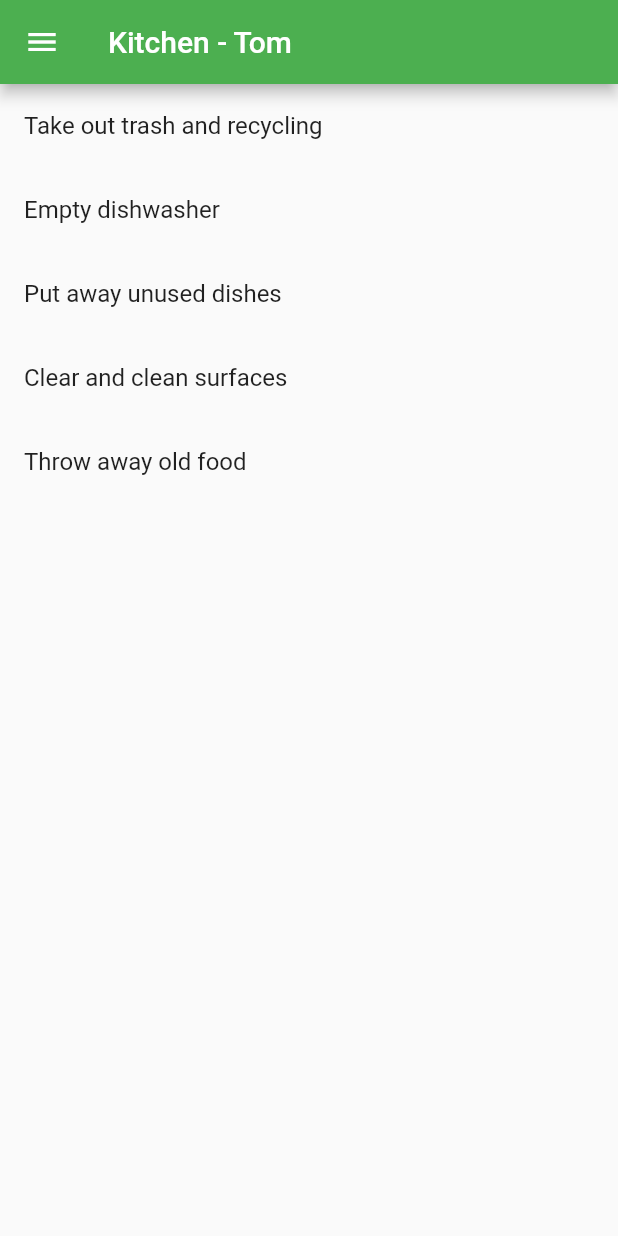
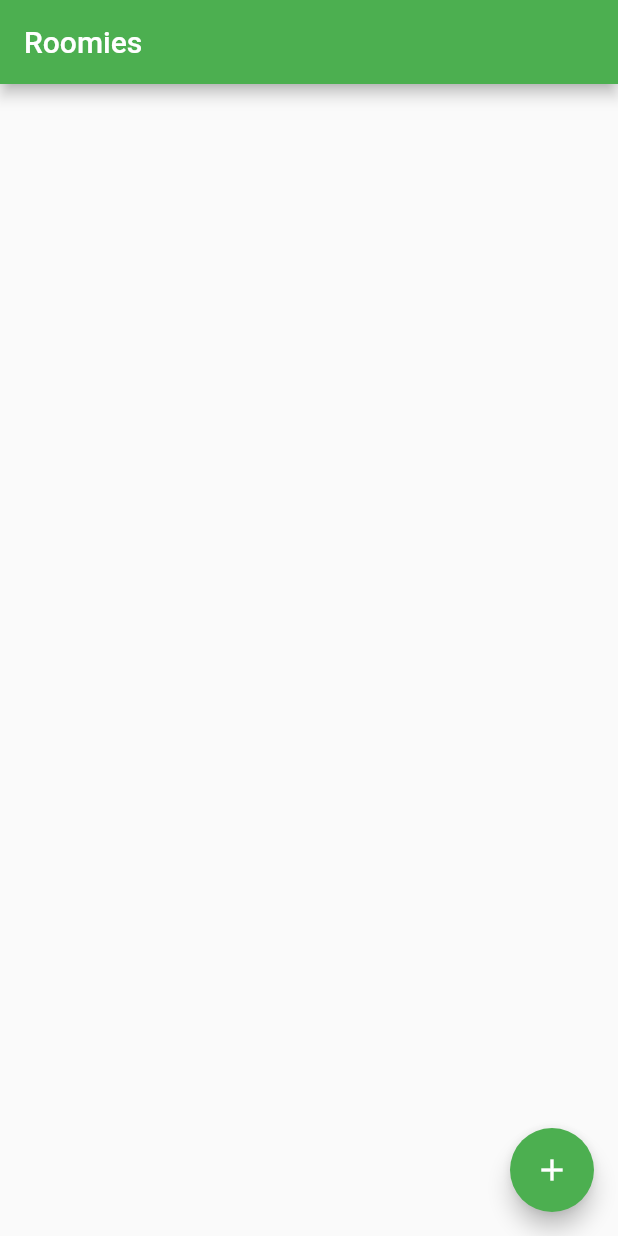
Before and after one commit to EdDT-Phi/rommies, a Flutter app: the screen it shows after launch, after a tap on "Tom", on a phone screen of 412 x 824 dp. Run offline on Flutter 3.47's test engine with Material 2 defaults, Android fonts, the phone set to English and light mode, and no system bars; our stand-ins replace firebase_database, shared_preferences; accounts and stored records are empty.

Commit message:
Completely rework the app, changed to task focused instead of area focused

```diff
--- a/lib/dates.dart
+++ /dev/null
@@ -1,6 +0,0 @@
-class RoomieDates {
-  static int get weekNum =>
-     ((DateTime.now().millisecondsSinceEpoch -
-          DateTime(2020, 5, 5).millisecondsSinceEpoch) ~/
-          (7 * 24 * 60 * 60 * 1000)) + 1;
-}
--- /dev/null
+++ b/lib/firebase_controller.dart
@@ -0,0 +1,19 @@
+import 'package:firebase_database/firebase_database.dart';
+
+import 'task.dart';
+
+class FirebaseController {
+  static DatabaseReference get allAreas =>
+      FirebaseDatabase.instance.reference().child('areas');
+
+  static DatabaseReference area(String areaName) => allAreas.child(areaName);
+
+  static void newArea(TaskArea taskArea) =>
+      area(taskArea.areaName).set(taskArea.toMap());
+
+  static DatabaseReference task(String areaName, String taskName) =>
+      area(areaName).child('tasks').child(taskName);
+
+  static void newTask(String areaName, Task newTask) =>
+      task(areaName, newTask.taskName).set(newTask.toMap());
+}
--- a/lib/home.dart
+++ b/lib/home.dart
@@ -1,170 +1,118 @@
 import 'package:firebase_database/firebase_database.dart';
 import 'package:flutter/material.dart';
+import 'package:roomies/add_area.dart';
+import 'package:roomies/add_task.dart';
+import 'package:roomies/firebase_controller.dart';
 
 import 'roomies.dart';
 import 'task.dart';
-import 'dates.dart';
 
 const roomieImg =
     'https://wanderlustbecomingatraveler.files.wordpress.com/2015/12/roommates.jpg';
 
-class MyHomePage extends StatefulWidget {
+class MyHomePage extends StatelessWidget {
   final Roomie roomie;
 
   const MyHomePage({@required this.roomie});
 
   @override
-  _MyHomePageState createState() => _MyHomePageState();
-}
-
-class _MyHomePageState extends State<MyHomePage> {
-  Task selectedTask;
-
-  @override
-  void initState() {
-    selectedTask = superTask.subtasks[widget.roomie.taskIdx];
-
-    super.initState();
-  }
-
-  @override
   Widget build(BuildContext context) {
-    final selectedTaskIdx = superTask.subtasks.indexOf(selectedTask);
-    final roomieAssignedToTask = Roomie.roomies
-        .firstWhere((roomie) => roomie.taskIdx == selectedTaskIdx);
-
     return Scaffold(
-      drawer: MyDrawer(
-        onTaskSelected: (task) => setState(() => selectedTask = task),
+      appBar: AppBar(
+        title: Text('Roomies'),
       ),
-      appBar: AppBar(
-        title: Text('${selectedTask.text} - ${roomieAssignedToTask.name}'),
+      floatingActionButton: FloatingActionButton(
+        child: Icon(Icons.add),
+        onPressed: () => Navigator.of(context)
+            .push(MaterialPageRoute(builder: (context) => AddAreaScreen())),
       ),
       body: TasksListWidget(
-        task: selectedTask,
-        roomie: widget.roomie,
+        roomie: roomie,
       ),
     );
   }
 }
 
-class MyDrawer extends StatelessWidget {
-  final void Function(Task) onTaskSelected;
-
-  MyDrawer({this.onTaskSelected});
-
-  @override
-  Widget build(BuildContext context) => Drawer(
-        child: ListView.builder(
-          itemCount: Roomie.roomies.length + 1,
-          itemBuilder: (context, idx) {
-            if (idx == 0) {
-              return DrawerHeader(
-                child: Image.network(roomieImg),
-              );
-            }
-
-            final task = superTask.subtasks[idx - 1];
-            final roomieAssignedToTask = Roomie.roomies
-                .firstWhere((roomie) => roomie.taskIdx == idx - 1);
-
-            return ListTile(
-              title: Text('${task.text} - ${roomieAssignedToTask.name}'),
-              onTap: () {
-                onTaskSelected(task);
-                Navigator.of(context).pop();
-              },
-            );
-          },
-        ),
-      );
-}
-
-final doneStyle =
-    TextStyle(color: Colors.black38, decoration: TextDecoration.lineThrough);
-
 class TasksListWidget extends StatefulWidget {
   final Roomie roomie;
-  final Task task;
 
-  const TasksListWidget({@required this.task, @required this.roomie});
+  const TasksListWidget({@required this.roomie});
 
   @override
   _TasksListWidgetState createState() => _TasksListWidgetState();
 }
 
 class _TasksListWidgetState extends State<TasksListWidget> {
-  Future<List<DoneTask>> doneTaskFuture;
-  Stream<List<DoneTask>> doneTaskStream;
+  Future<AllTasks> allTasksFuture;
+  Stream<AllTasks> allTasksStream;
 
   @override
   void initState() {
     updateData();
-    doneTaskStream = createStream();
+    allTasksStream = createStream();
 
     super.initState();
   }
 
   void updateData() async {
-    doneTaskFuture = getDataFromDb();
+    allTasksFuture = getDataFromDb();
   }
 
-  Future<List<DoneTask>> getDataFromDb() async =>
+  Future<AllTasks> getDataFromDb() async =>
       logsToData(await createQuery().once());
 
-  List<DoneTask> logsToData(DataSnapshot snapshot) => (snapshot.value ?? {})
-      .values
-      .map<DoneTask>((values) => DoneTask.fromMap(values))
-      .toList();
+  AllTasks logsToData(DataSnapshot snapshot) =>
+      AllTasks.fromMap(snapshot.value ?? {});
 
-  DatabaseReference createQuery() => FirebaseDatabase.instance
-      .reference()
-      .child('tasks')
-      .child('${RoomieDates.weekNum}');
+  DatabaseReference createQuery() => FirebaseController.allAreas;
 
-  Stream<List<DoneTask>> createStream() => createQuery()
+  Stream<AllTasks> createStream() => createQuery()
       .onValue
-      .map<List<DoneTask>>((event) => logsToData(event.snapshot));
+      .map<AllTasks>((event) => logsToData(event.snapshot));
 
   @override
-  Widget build(BuildContext context) => FutureBuilder<List<DoneTask>>(
-        future: doneTaskFuture,
+  Widget build(BuildContext context) => FutureBuilder<AllTasks>(
+        future: allTasksFuture,
         builder: (context, futureSnapshot) {
           if (futureSnapshot.hasError)
             return Text(futureSnapshot.error.toString());
           if (!futureSnapshot.hasData) return CircularProgressIndicator();
 
-          return StreamBuilder<List<DoneTask>>(
+          return StreamBuilder<AllTasks>(
               initialData: futureSnapshot.data,
-              stream: doneTaskStream,
+              stream: allTasksStream,
               builder: (context, streamSnapshot) {
-                final doneTasks =
-                    streamSnapshot.data.map((task) => task.taskId).toSet();
+
+                if (streamSnapshot.hasError)
+                  return Text(streamSnapshot.error.toString());
+                if (!streamSnapshot.hasData) return CircularProgressIndicator();
 
                 return ListView.builder(
-                  itemCount: widget.task.subtasks.length,
                   itemBuilder: (context, idx) {
-                    final subTask = widget.task.subtasks[idx];
-                    final doneTask = doneTasks.contains(subTask.id);
-
-                    return ListTile(
-                      enabled: !doneTask,
-                      title: Text(
-                        subTask.text,
-                        style: doneTask ? doneStyle : null,
-                      ),
-                      onTap: () {
-                        final now = DateTime.now();
-                        createQuery()
-                            .child('${now.millisecondsSinceEpoch}')
-                            .set(DoneTask(
-                              taskId: subTask.id,
-                              doneTimestamp: now.millisecondsSinceEpoch,
-                              doneBy: widget.roomie.name,
-                            ).toMap());
-                      },
+                    final area = streamSnapshot.data.taskAreas[idx];
+                    return ExpansionTile(
+                      title: Text(area.areaName),
+                      children: area.tasks
+                          .map<Widget>((task) => ListTile(
+                                title: Text(task.taskName),
+                              ))
+                          .toList()
+                            ..add(ListTile(
+                              title: RaisedButton.icon(
+                                onPressed: () => Navigator.push(
+                                    context,
+                                    MaterialPageRoute(
+                                      builder: (context) => AddTaskScreen(
+                                        areaName: area.areaName,
+                                      ),
+                                    )),
+                                icon: Icon(Icons.add),
+                                label: Text('Add Task'),
+                              ),
+                            )),
                     );
                   },
+                  itemCount: streamSnapshot.data.taskAreas.length,
                 );
               });
         },
--- a/lib/roomies.dart
+++ b/lib/roomies.dart
@@ -1,7 +1,6 @@
 import 'package:flutter/material.dart';
 import 'package:shared_preferences/shared_preferences.dart';
 
-import 'dates.dart';
 import 'home.dart';
 
 class RoomieSelectionScreen extends StatelessWidget {
@@ -76,7 +75,4 @@ class Roomie {
   static Roomie forName(String name) => name == null || name.isEmpty
       ? null
       : roomies.firstWhere((roomie) => roomie.name == name);
-
-  int get taskIdx =>
-      (RoomieDates.weekNum + roomies.indexOf(this)) % roomies.length;
 }
--- a/lib/task.dart
+++ b/lib/task.dart
@@ -1,74 +1,99 @@
 import 'package:flutter/material.dart';
 
-class DoneTask {
-  final String taskId;
+import 'roomies.dart';
+
+class TaskLog {
   final int doneTimestamp;
   final String doneBy; // Name
 
-  DoneTask({
+  TaskLog({
     @required this.doneTimestamp,
     @required this.doneBy,
-    @required this.taskId,
+  });
+}
+
+class Task {
+  final String taskName;
+
+  final List<TaskLog> taskLogs;
+
+  const Task({
+    @required this.taskName,
+    @required this.taskLogs,
   });
 
-  Map<String, String> toMap() => {
-        'taskId': '$taskId',
-        'doneTimestamp': '$doneTimestamp',
-        'doneBy': '$doneBy',
+  String get id => taskName.toLowerCase().replaceAll(' ', '_');
+
+  Map<String, dynamic> toMap() => {
+        'name': taskName,
+        'task_logs': Map.fromIterable(
+          taskLogs,
+          key: (log) => log.name,
+          value: (log) => log.timestamp,
+        ),
       };
 
-  static DoneTask fromMap(dynamic values) => DoneTask(
-        taskId: values['taskId'],
-        doneBy: values['doneBy'],
-        doneTimestamp: int.parse(values['doneTimestamp']),
+  static Task fromMap(dynamic values) => Task(
+        taskName: values['name'],
+        taskLogs: values['task_logs']
+                ?.entries
+                ?.map((keyValue) => TaskLog(
+                      doneBy: keyValue.key,
+                      doneTimestamp: keyValue.value,
+                    ))
+                ?.toList() ??
+            [],
       );
 }
 
-class Task {
-  final String text;
+class TaskArea {
+  final String areaName;
 
-  // All subtasks are assigned to the same person, if any;
-  final List<Task> subtasks;
+  final List<Roomie> assigned;
+  final List<Task> tasks;
 
-  const Task({
-    @required this.text,
-    this.subtasks = const [],
+  TaskArea({
+    @required this.areaName,
+    @required this.tasks,
+    @required this.assigned,
   });
 
-  String get id => text.toLowerCase().replaceAll(' ', '_');
+  Map<String, dynamic> toMap() => {
+        'assigned': Map.fromIterable(
+          assigned,
+          key: (roomie) => roomie.name,
+          value: (roomie) => roomie.name,
+        ),
+        'tasks': Map.fromIterable(
+          tasks,
+          key: (task) => task.taskName,
+          value: (task) => task.toMap(),
+        ),
+      };
+
+  static TaskArea fromMap(String areaName, dynamic values) => TaskArea(
+        areaName: areaName,
+        assigned: values['assigned']
+            .entries
+            .map<Roomie>((keyValue) => Roomie.forName(keyValue.key))
+            .toList(),
+        tasks: values['tasks']
+                ?.values
+                ?.map<Task>((value) => Task.fromMap(value))
+                ?.toList() ??
+            [],
+      );
 }
 
-const superTask = const Task(
-  text: 'All',
-  subtasks: [
-    Task(
-      text: 'Kitchen',
-      subtasks: [
-        Task(text: 'Take out trash and recycling'),
-        Task(text: 'Empty dishwasher'),
-        Task(text: 'Put away unused dishes'),
-        Task(text: 'Clear and clean surfaces'),
-        Task(text: 'Throw away old food'),
-      ],
-    ),
-    Task(
-      text: 'Bathroom',
-      subtasks: [
-        Task(text: 'Take out trash'),
-        Task(text: 'Wipe surfaces'),
-        Task(text: 'Wipe mirror'),
-        Task(text: 'Wipe faucet'),
-        Task(text: 'Vacuum and mop floor'),
-        Task(text: 'Clean the toilet'),
-      ],
-    ),
-    Task(
-      text: 'Living Area',
-      subtasks: [
-        Task(text: 'Fold up blankets'),
-        Task(text: 'Pick up pillows'),
-        Task(text: 'Clean floor'),
-      ],
-    ),
-  ],
-);
+class AllTasks {
+  final List<TaskArea> taskAreas;
+
+  AllTasks({@required this.taskAreas});
+
+  static AllTasks fromMap(dynamic values) => AllTasks(
+        taskAreas: values.entries
+            .map<TaskArea>(
+                (keyValue) => TaskArea.fromMap(keyValue.key, keyValue.value))
+            .toList(),
+      );
+}
```
Also changed, not shown: lib/add_area.dart (added, +82 -0 lines), lib/add_task.dart (added, +67 -0 lines), 1 other file.
